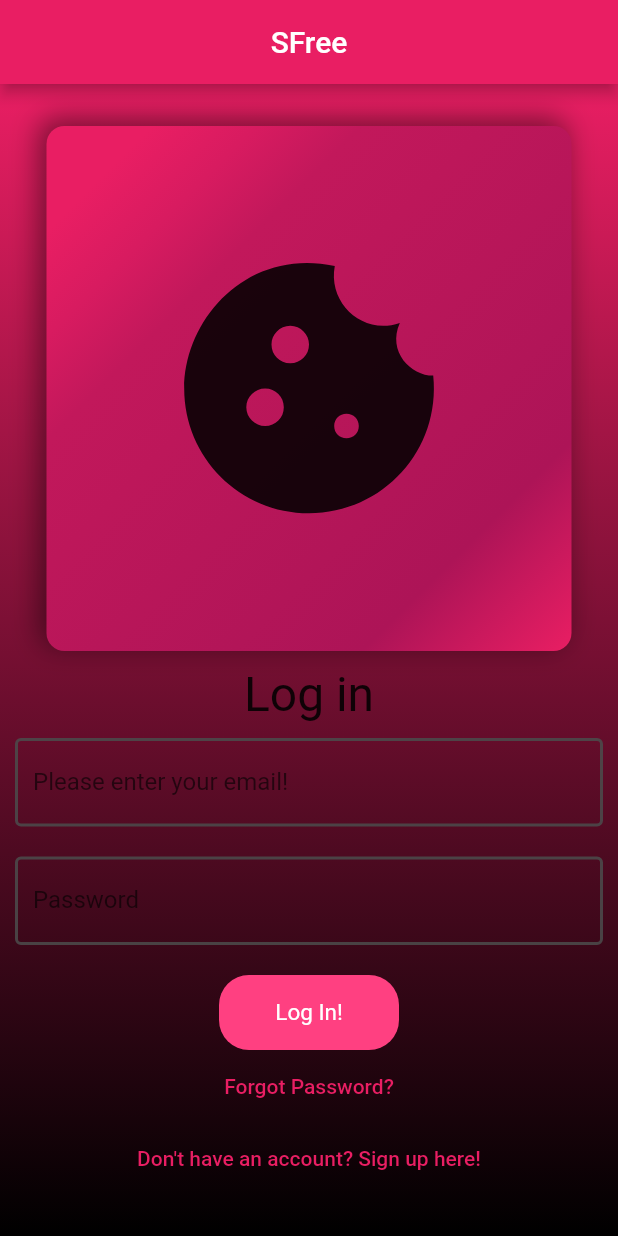
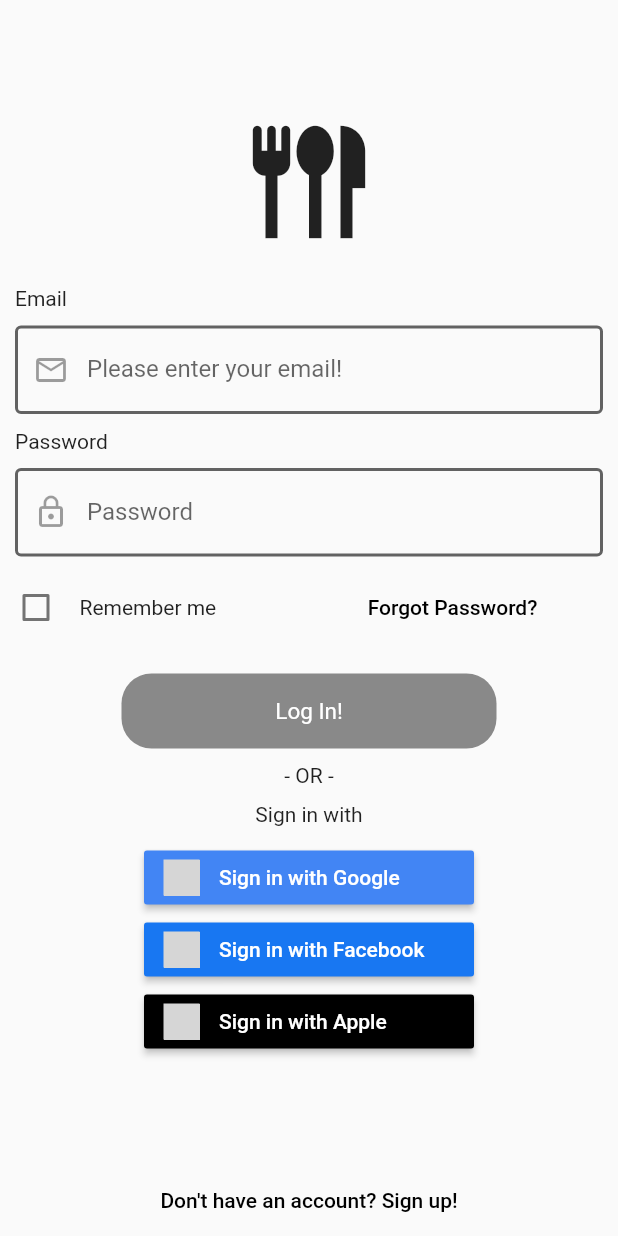
Before and after one commit to gideonokoroafor/SFree, a Flutter app: the screen it shows after launch, on a phone screen of 412 x 824 dp. Run offline on Flutter 3.47's test engine with Material 2 defaults, Android fonts, the phone set to English and light mode, and no system bars; our stand-ins replace flutter_signin_button; grey boxes are pictures that could not be loaded.

Commit message:
new user sign in page

```diff
--- a/lib/views/user_login.dart
+++ b/lib/views/user_login.dart
@@ -1,7 +1,9 @@
 import 'package:flutter/cupertino.dart';
 import 'package:flutter/material.dart';
+import 'package:flutter_signin_button/flutter_signin_button.dart';
 import 'package:sfree/views/title_display.dart';
 import '../utils/mybuttons.dart';
+import 'home_page.dart';
 
 class UserLogin extends StatefulWidget {
   const UserLogin({Key? key}) : super(key: key);
@@ -11,37 +13,41 @@ class UserLogin extends StatefulWidget {
 }
 
 class _UserLoginState extends State<UserLogin> {
+  bool _rememberMe = false;
+  static const IconData flatware = IconData(0xe296, fontFamily: 'MaterialIcons');
+
   @override
   Widget build(BuildContext context) {
     return MaterialApp(
-      theme: ThemeData(
-        primarySwatch: Colors.pink,
-      ),
       home: Builder(
         builder: (context) => Scaffold(
-          appBar: AppBar(
-            title: const Text("SFree"),
-            centerTitle: true,
+          // appBar: AppBar(
+          //   title: const Text("App"),
+          // ),
+          bottomNavigationBar: BottomAppBar(
+            color: Colors.transparent,
+            child: _signUpButton(context),
+            elevation: 0,
           ),
           body: Container(
-            decoration: const BoxDecoration(
-              gradient: LinearGradient(
-                begin: Alignment.topCenter,
-                end: Alignment.bottomCenter,
-                colors: [Colors.pink, Colors.black]
-              )
-            ),
+            child: Center(
+              child: SingleChildScrollView(
                 child: Center(
                   child: Column(
-                mainAxisAlignment: MainAxisAlignment.center,
                     children: <Widget>[
-                  const TitleDisplay(),
-                  _createSignUpLogo(),
-                  _createTextFields(),
-                  _createLogInButton(context),
-                  _createForgotPasswordButton(context),
-                  _createSignUpButton(context),
+                      const Icon(flatware, size: 100,),
+                      const SizedBox(height: 10.0),
+                      // const Text("Sign In",
+                      //   style: TextStyle(fontWeight: FontWeight.bold, fontSize: 30,),
+                      // ),
+                      _createLogin(),
+                      _rememberMeCheckBox(),
+                      _logInButton(context),
+                      _alternateLogIn(),
+                      // _signUpButton(context)
                     ],
+                  ),
+                ),
               ),
             ),
           ),
@@ -50,27 +56,25 @@ class _UserLoginState extends State<UserLogin> {
     );
   }
 
-  _createSignUpLogo() {
-    return Container(
-        margin: const EdgeInsets.only(left: 20, right: 20, top: 10),
-        child: const Text('Log in', style: TextStyle(fontSize: 32)));
-  }
-
-  _createTextFields() {
-    return Column(
+  _createLogin(){
+    return Padding(
+      padding: const EdgeInsets.all(10.0),
+      child: Column(
+        crossAxisAlignment: CrossAxisAlignment.start,
         children: [
-        Container(
-            margin: const EdgeInsets.only(left: 10, right: 10, top: 10),
-            child: TextField(
+          const Text("Email"),
+          const SizedBox(height: 10.0),
+          TextField(
             style: const TextStyle(fontSize: 16.0, fontWeight: FontWeight.w400),
             decoration: const InputDecoration(
                 focusedBorder: OutlineInputBorder(
-                    borderSide: BorderSide(color: Colors.pinkAccent, width: 3.0),
+                  borderSide: BorderSide(color: Colors.black38, width: 3.0),
                 ),
                 enabledBorder: OutlineInputBorder(
                   borderSide: BorderSide(
                       color: Color.fromARGB(221, 75, 75, 75), width: 2.0),
                 ),
+                prefixIcon: Icon(Icons.email_outlined, color: Colors.black38,),
                 labelText: 'Please enter your email!',
                 filled: true,
                 fillColor: Colors.transparent),
@@ -79,19 +83,21 @@ class _UserLoginState extends State<UserLogin> {
                 // _userEmail = email!;
               });
             },
-            )),
-        Container(
-            margin: const EdgeInsets.only(left: 10, right: 10, top: 20),
-            child: TextField(
+          ),
+          const SizedBox(height: 10.0),
+          const Text("Password"),
+          const SizedBox(height: 10.0),
+          TextField(
             style: const TextStyle(fontSize: 16.0, fontWeight: FontWeight.w400),
             obscureText: true,
             decoration: const InputDecoration(
               focusedBorder: OutlineInputBorder(
-                  borderSide: BorderSide(color: Colors.pinkAccent, width: 3.0),
+                borderSide: BorderSide(color: Colors.black38, width: 3.0),
               ),
               enabledBorder: OutlineInputBorder(
                   borderSide: BorderSide(
                       color: Color.fromARGB(221, 75, 75, 75), width: 2.0)),
+              prefixIcon: Icon(Icons.lock_outline, color: Colors.black38,),
               labelText: 'Password',
               filled: true,
               fillColor: Colors.transparent,
@@ -101,46 +107,100 @@ class _UserLoginState extends State<UserLogin> {
                 // _userPass = password!;
               });
             },
-            ))
+          ),
+        ],
+      ),
+    );
+  }
+
+  _forgotPassword(){
+    return Container(
+        margin: const EdgeInsets.only(left: 10, right: 10),
+        child: TextButton(
+          child: const Text("Forgot Password?", style: TextStyle(color: Colors.black),),
+          onPressed: () {
+            print("pressed");
+            // Navigator.of(context)
+            //     .push(MaterialPageRoute(builder: (BuildContext context) {
+            //   return ForgotPassword();
+            // }));
+          },
+        ));
+  }
+
+  _rememberMeCheckBox(){
+    return Row(
+      children: <Widget>[
+        Checkbox(
+            value: _rememberMe,
+            activeColor: Colors.white,
+            checkColor: Colors.lightBlue,
+            onChanged: (value) {setState(() {
+              _rememberMe = value!;
+            });
+        }),
+        const SizedBox(width: 5.0),
+        const Text("Remember me",),
+        const SizedBox(width: 83.0),
+        _forgotPassword()
       ],
     );
   }
 
-  _createLogInButton(BuildContext context) {
+  _logInButton(BuildContext context) {
     return Container(
         margin: const EdgeInsets.only(left: 10, right: 10, top: 20),
         child: MyButton(
             label: 'Log In!',
-            width: 120,
+            width: 250,
             height: 50,
-            color: Colors.pinkAccent,
+            color: Colors.black45,
             onTap: () {
               // _onSignIn(context);
+              Navigator.of(context)
+                  .push(MaterialPageRoute(builder: (BuildContext context) {
+                return const HomePage();
+              }));
             }));
   }
 
-  _createSignUpButton(BuildContext context) {
-    return TextButton(
-      child: const Text("Don't have an account? Sign up here!"),
+  _alternateLogIn(){
+    return Column(
+      children: <Widget>[
+        const SizedBox(height: 10.0),
+        const Text("- OR -"),
+        const SizedBox(height: 10.0),
+        const Text("Sign in with"),
+        const SizedBox(height: 10.0),
+        SignInButton(
+          Buttons.GoogleDark,
+          onPressed: () {},
+        ),
+        SignInButton(
+          Buttons.FacebookNew,
+          onPressed: () {},
+        ),
+        SignInButton(
+          Buttons.AppleDark,
+          onPressed: () {},
+        ),
+      ],
+    );
+  }
+
+  _signUpButton(BuildContext context) {
+    return Container(
+        margin: const EdgeInsets.only(left: 10, right: 10,),
+        child: TextButton(
+          child: const Text("Don't have an account? Sign up!",
+              style: TextStyle(color: Colors.black)),
           onPressed: () {
             // Navigator.of(context)
             //     .push(MaterialPageRoute(builder: (BuildContext context) {
             //   return SignIn();
             // }));
           },
-    );
-  }
-
-  _createForgotPasswordButton(BuildContext context) {
-    return TextButton(
-      child: const Text("Forgot Password?"),
-      onPressed: () {
-        // Navigator.of(context)
-        //     .push(MaterialPageRoute(builder: (BuildContext context) {
-        //   return ForgotPassword();
-        // }));
-      },
-    );
+        ));
   }
 
 }
```
Lines whose indentation alone changed are shown as unchanged.
